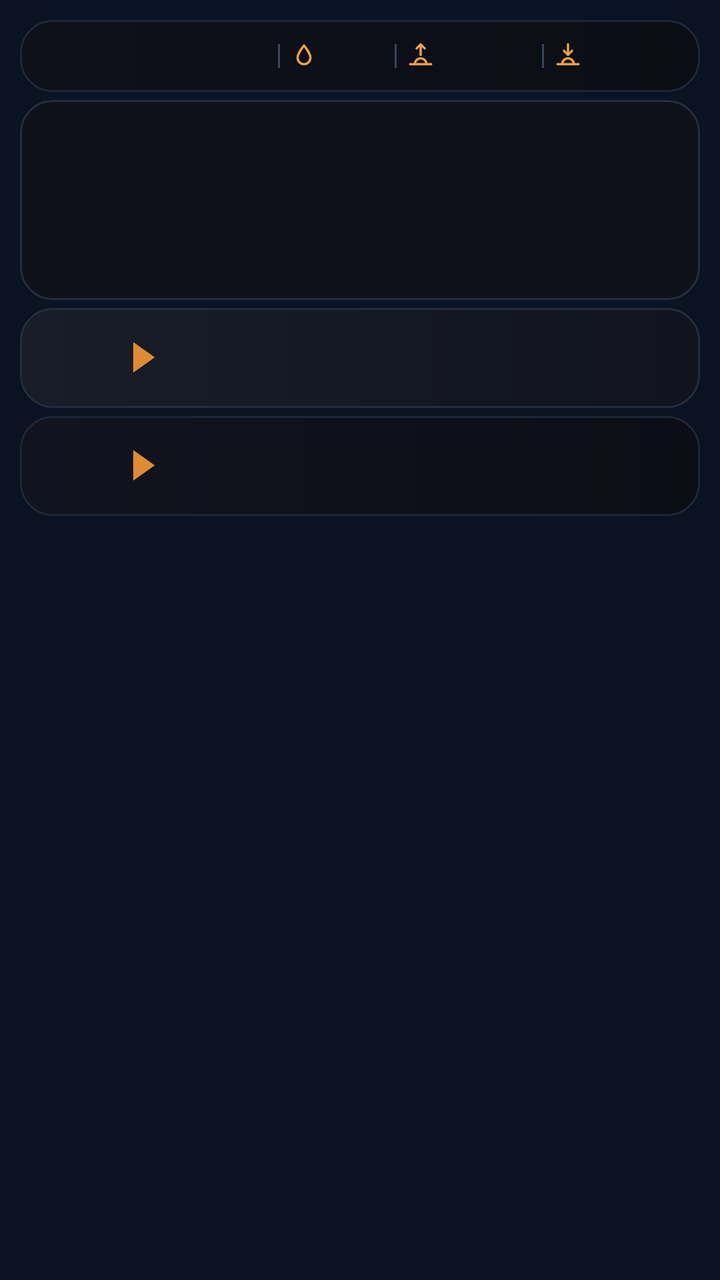
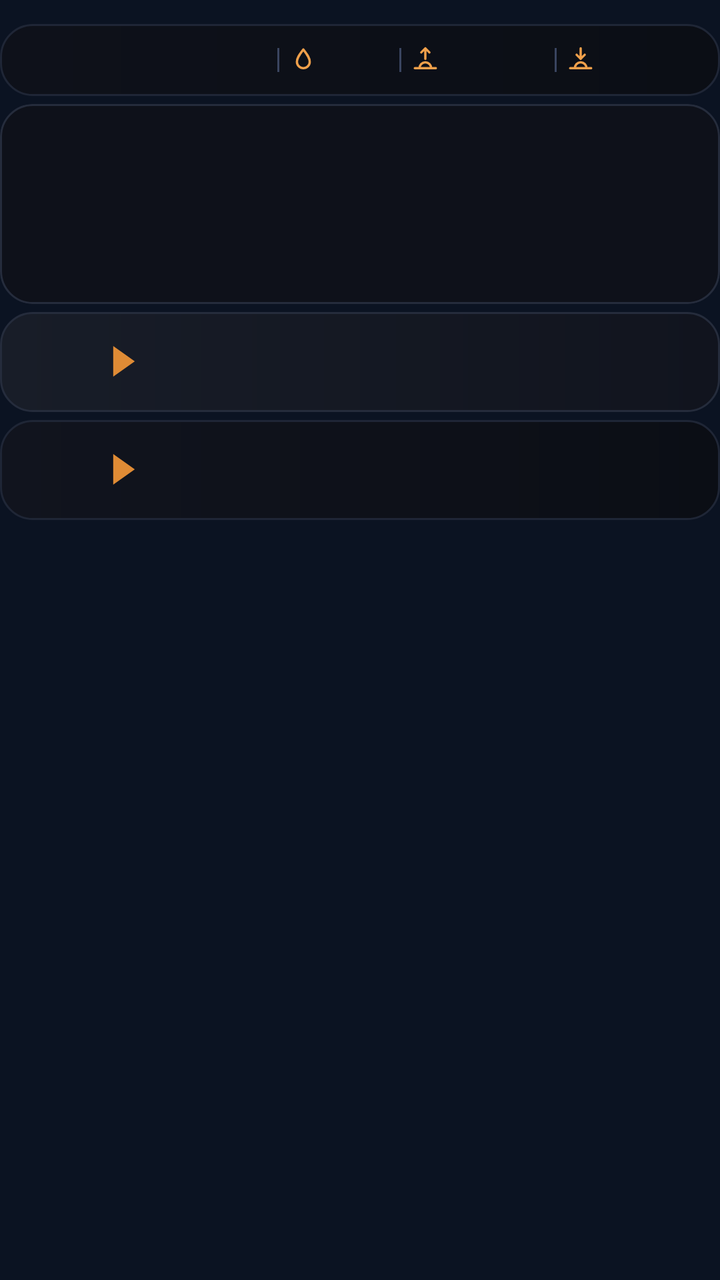

The first picture is an Android layout as it rendered before a commit; the second is the same layout after the commit. The layout source and the unified diff follow.
<!-- AndroidManifest.xml: application theme AppTheme -->
<!-- res/layout/widget_k2.xml -->
<?xml version="1.0" encoding="utf-8"?>
<FrameLayout xmlns:android="http://schemas.android.com/apk/res/android"
    android:id="@+id/root"
    android:layout_width="match_parent"
    android:layout_height="match_parent"
    android:padding="10dp">

    <LinearLayout
        android:layout_width="match_parent"
        android:layout_height="wrap_content"
        android:orientation="vertical">
        <LinearLayout
            android:layout_width="match_parent"
            android:layout_height="36dp"
            android:orientation="horizontal"
            android:gravity="center"
            android:background="@drawable/cur_header"
            android:paddingStart="10dp"
            android:paddingEnd="10dp">
            <ImageView
                android:id="@+id/hdr_feels"
                android:layout_width="0dp"
                android:layout_height="18dp"
                android:layout_weight="15"
                android:scaleType="fitCenter" />
            <ImageView
                android:id="@+id/sep0"
                android:layout_width="1dp"
                android:layout_height="12dp"
                android:src="@drawable/cur_sep"
                android:layout_marginStart="5dp"
                android:layout_marginEnd="5dp"
                android:scaleType="fitXY" />
            <ImageView
                android:id="@+id/ic0"
                android:layout_width="14dp"
                android:layout_height="14dp"
                android:src="@drawable/ic_drop"
                android:scaleType="fitCenter" />
            <ImageView
                android:id="@+id/hdr_hum"
                android:layout_width="0dp"
                android:layout_height="18dp"
                android:layout_weight="4"
                android:layout_marginStart="3dp"
                android:scaleType="fitStart" />
            <ImageView
                android:id="@+id/sep1"
                android:layout_width="1dp"
                android:layout_height="12dp"
                android:src="@drawable/cur_sep"
                android:layout_marginStart="5dp"
                android:layout_marginEnd="5dp"
                android:scaleType="fitXY" />
            <ImageView
                android:id="@+id/ic1"
                android:layout_width="14dp"
                android:layout_height="14dp"
                android:src="@drawable/ic_sunrise"
                android:scaleType="fitCenter" />
            <ImageView
                android:id="@+id/hdr_rise"
                android:layout_width="0dp"
                android:layout_height="18dp"
                android:layout_weight="6"
                android:layout_marginStart="3dp"
                android:scaleType="fitStart" />
            <ImageView
                android:id="@+id/sep2"
                android:layout_width="1dp"
                android:layout_height="12dp"
                android:src="@drawable/cur_sep"
                android:layout_marginStart="5dp"
                android:layout_marginEnd="5dp"
                android:scaleType="fitXY" />
            <ImageView
                android:id="@+id/ic2"
                android:layout_width="14dp"
                android:layout_height="14dp"
                android:src="@drawable/ic_sunset"
                android:scaleType="fitCenter" />
            <ImageView
                android:id="@+id/hdr_set"
                android:layout_width="0dp"
                android:layout_height="18dp"
                android:layout_weight="6"
                android:layout_marginStart="3dp"
                android:scaleType="fitStart" />
        </LinearLayout>
        <LinearLayout
            android:layout_width="match_parent"
            android:layout_height="100dp"
            android:orientation="horizontal"
            android:layout_marginTop="4dp"
            android:background="@drawable/cur_clocks"
            android:clipToOutline="true"
            android:padding="1dp">
            <FrameLayout
                android:layout_width="0dp"
                android:layout_height="match_parent"
                android:layout_weight="1">
                <ImageView
                    android:id="@+id/clk_bg_0"
                    android:layout_width="match_parent"
                    android:layout_height="match_parent"
                    android:scaleType="fitXY" />
                <LinearLayout
                    android:layout_width="match_parent"
                    android:layout_height="match_parent"
                    android:orientation="vertical"
                    android:gravity="center"
                    android:paddingStart="2dp"
                    android:paddingEnd="2dp">
                    <ImageView
                        android:id="@+id/clk_day_0"
                        android:layout_width="match_parent"
                        android:layout_height="16dp"
                        android:scaleType="fitCenter" />
                    <ImageView
                        android:id="@+id/clk_time_0"
                        android:layout_width="match_parent"
                        android:layout_height="30dp"
                        android:scaleType="fitCenter" />
                    <ImageView
                        android:id="@+id/clk_city_0"
                        android:layout_width="match_parent"
                        android:layout_height="17dp"
                        android:scaleType="fitCenter" />
                </LinearLayout>
            </FrameLayout>
            <FrameLayout
                android:layout_width="0dp"
                android:layout_height="match_parent"
                android:layout_weight="1">
                <ImageView
                    android:id="@+id/clk_bg_1"
                    android:layout_width="match_parent"
                    android:layout_height="match_parent"
                    android:scaleType="fitXY" />
                <LinearLayout
                    android:layout_width="match_parent"
                    android:layout_height="match_parent"
                    android:orientation="vertical"
                    android:gravity="center"
                    android:paddingStart="2dp"
                    android:paddingEnd="2dp">
                    <ImageView
                        android:id="@+id/clk_day_1"
                        android:layout_width="match_parent"
                        android:layout_height="16dp"
                        android:scaleType="fitCenter" />
                    <ImageView
                        android:id="@+id/clk_time_1"
                        android:layout_width="match_parent"
                        android:layout_height="30dp"
                        android:scaleType="fitCenter" />
                    <ImageView
                        android:id="@+id/clk_city_1"
                        android:layout_width="match_parent"
                        android:layout_height="17dp"
                        android:scaleType="fitCenter" />
                </LinearLayout>
            </FrameLayout>
            <FrameLayout
                android:layout_width="0dp"
                android:layout_height="match_parent"
                android:layout_weight="1">
                <ImageView
                    android:id="@+id/clk_bg_2"
                    android:layout_width="match_parent"
                    android:layout_height="match_parent"
                    android:scaleType="fitXY" />
                <LinearLayout
                    android:layout_width="match_parent"
                    android:layout_height="match_parent"
                    android:orientation="vertical"
                    android:gravity="center"
                    android:paddingStart="2dp"
                    android:paddingEnd="2dp">
                    <ImageView
                        android:id="@+id/clk_day_2"
                        android:layout_width="match_parent"
                        android:layout_height="16dp"
                        android:scaleType="fitCenter" />
                    <ImageView
                        android:id="@+id/clk_time_2"
                        android:layout_width="match_parent"
                        android:layout_height="30dp"
                        android:scaleType="fitCenter" />
                    <ImageView
                        android:id="@+id/clk_city_2"
                        android:layout_width="match_parent"
                        android:layout_height="17dp"
                        android:scaleType="fitCenter" />
                </LinearLayout>
            </FrameLayout>
            <FrameLayout
                android:layout_width="0dp"
                android:layout_height="match_parent"
                android:layout_weight="1">
                <ImageView
                    android:id="@+id/clk_bg_3"
                    android:layout_width="match_parent"
                    android:layout_height="match_parent"
                    android:scaleType="fitXY" />
                <LinearLayout
                    android:layout_width="match_parent"
                    android:layout_height="match_parent"
                    android:orientation="vertical"
                    android:gravity="center"
                    android:paddingStart="2dp"
                    android:paddingEnd="2dp">
                    <ImageView
                        android:id="@+id/clk_day_3"
                        android:layout_width="match_parent"
                        android:layout_height="16dp"
                        android:scaleType="fitCenter" />
                    <ImageView
                        android:id="@+id/clk_time_3"
                        android:layout_width="match_parent"
                        android:layout_height="30dp"
                        android:scaleType="fitCenter" />
                    <ImageView
                        android:id="@+id/clk_city_3"
                        android:layout_width="match_parent"
                        android:layout_height="17dp"
                        android:scaleType="fitCenter" />
                </LinearLayout>
            </FrameLayout>
        </LinearLayout>
        <LinearLayout
            android:layout_width="match_parent"
            android:layout_height="50dp"
            android:orientation="horizontal"
            android:gravity="center_vertical"
            android:layout_marginTop="4dp"
            android:background="@drawable/cur_row_light"
            android:paddingStart="10dp"
            android:paddingEnd="10dp">
            <LinearLayout
                android:layout_width="wrap_content"
                android:layout_height="wrap_content"
                android:orientation="horizontal"
                android:gravity="center_vertical">
                <ImageView
                    android:id="@+id/fl_a_0"
                    android:layout_width="32dp"
                    android:layout_height="27dp"
                    android:scaleType="fitCenter" />
                <ImageView
                    android:id="@+id/code_a_0"
                    android:layout_width="wrap_content"
                    android:layout_height="22dp"
                    android:adjustViewBounds="true"
                    android:layout_marginStart="6dp"
                    android:scaleType="fitStart" />
                <ImageView
                    android:id="@+id/arrow_0"
                    android:layout_width="12dp"
                    android:layout_height="16dp"
                    android:src="@drawable/cur_arrow"
                    android:layout_marginStart="8dp"
                    android:layout_marginEnd="10dp"
                    android:scaleType="fitCenter" />
                <ImageView
                    android:id="@+id/fl_b_0"
                    android:layout_width="32dp"
                    android:layout_height="27dp"
                    android:scaleType="fitCenter" />
                <ImageView
                    android:id="@+id/code_b_0"
                    android:layout_width="wrap_content"
                    android:layout_height="22dp"
                    android:adjustViewBounds="true"
                    android:layout_marginStart="6dp"
                    android:scaleType="fitStart" />
            </LinearLayout>
            <FrameLayout
                android:layout_width="0dp"
                android:layout_height="1dp"
                android:layout_weight="1" />
            <LinearLayout
                android:layout_width="108dp"
                android:layout_height="wrap_content"
                android:orientation="vertical"
                android:layout_marginStart="6dp">
                <LinearLayout
                    android:layout_width="match_parent"
                    android:layout_height="wrap_content"
                    android:orientation="horizontal"
                    android:gravity="center_vertical">
                    <ImageView
                        android:id="@+id/mkt_lbl_0"
                        android:layout_width="40dp"
                        android:layout_height="14dp"
                        android:scaleType="fitStart" />
                    <ImageView
                        android:id="@+id/mkt_val_0"
                        android:layout_width="0dp"
                        android:layout_height="20dp"
                        android:layout_weight="1"
                        android:scaleType="fitEnd" />
                </LinearLayout>
                <LinearLayout
                    android:layout_width="match_parent"
                    android:layout_height="wrap_content"
                    android:orientation="horizontal"
                    android:gravity="center_vertical"
                    android:layout_marginTop="2dp">
                    <ImageView
                        android:id="@+id/visa_logo_0"
                        android:layout_width="40dp"
                        android:layout_height="20dp"
                        android:scaleType="fitStart" />
                    <ImageView
                        android:id="@+id/visa_val_0"
                        android:layout_width="0dp"
                        android:layout_height="17dp"
                        android:layout_weight="1"
                        android:scaleType="fitEnd" />
                </LinearLayout>
            </LinearLayout>
        </LinearLayout>
        <LinearLayout
            android:layout_width="match_parent"
            android:layout_height="50dp"
            android:orientation="horizontal"
            android:gravity="center_vertical"
            android:layout_marginTop="4dp"
            android:background="@drawable/cur_row_dark"
            android:paddingStart="10dp"
            android:paddingEnd="10dp">
            <LinearLayout
                android:layout_width="wrap_content"
                android:layout_height="wrap_content"
                android:orientation="horizontal"
                android:gravity="center_vertical">
                <ImageView
                    android:id="@+id/fl_a_1"
                    android:layout_width="32dp"
                    android:layout_height="27dp"
                    android:scaleType="fitCenter" />
                <ImageView
                    android:id="@+id/code_a_1"
                    android:layout_width="wrap_content"
                    android:layout_height="22dp"
                    android:adjustViewBounds="true"
                    android:layout_marginStart="6dp"
                    android:scaleType="fitStart" />
                <ImageView
                    android:id="@+id/arrow_1"
                    android:layout_width="12dp"
                    android:layout_height="16dp"
                    android:src="@drawable/cur_arrow"
                    android:layout_marginStart="8dp"
                    android:layout_marginEnd="10dp"
                    android:scaleType="fitCenter" />
                <ImageView
                    android:id="@+id/fl_b_1"
                    android:layout_width="32dp"
                    android:layout_height="27dp"
                    android:scaleType="fitCenter" />
                <ImageView
                    android:id="@+id/code_b_1"
                    android:layout_width="wrap_content"
                    android:layout_height="22dp"
                    android:adjustViewBounds="true"
                    android:layout_marginStart="6dp"
                    android:scaleType="fitStart" />
            </LinearLayout>
            <FrameLayout
                android:layout_width="0dp"
                android:layout_height="1dp"
                android:layout_weight="1" />
            <LinearLayout
                android:layout_width="108dp"
                android:layout_height="wrap_content"
                android:orientation="vertical"
                android:layout_marginStart="6dp">
                <LinearLayout
                    android:layout_width="match_parent"
                    android:layout_height="wrap_content"
                    android:orientation="horizontal"
                    android:gravity="center_vertical">
                    <ImageView
                        android:id="@+id/mkt_lbl_1"
                        android:layout_width="40dp"
                        android:layout_height="14dp"
                        android:scaleType="fitStart" />
                    <ImageView
                        android:id="@+id/mkt_val_1"
                        android:layout_width="0dp"
                        android:layout_height="20dp"
                        android:layout_weight="1"
                        android:scaleType="fitEnd" />
                </LinearLayout>
                <LinearLayout
                    android:layout_width="match_parent"
                    android:layout_height="wrap_content"
                    android:orientation="horizontal"
                    android:gravity="center_vertical"
                    android:layout_marginTop="2dp">
                    <ImageView
                        android:id="@+id/visa_logo_1"
                        android:layout_width="40dp"
                        android:layout_height="20dp"
                        android:scaleType="fitStart" />
                    <ImageView
                        android:id="@+id/visa_val_1"
                        android:layout_width="0dp"
                        android:layout_height="17dp"
                        android:layout_weight="1"
                        android:scaleType="fitEnd" />
                </LinearLayout>
            </LinearLayout>
        </LinearLayout>
    </LinearLayout>
</FrameLayout>
<!-- resources referenced by this layout -->
<resources>
  <!-- drawable cur_arrow (drawable) -->
  <?xml version="1.0" encoding="utf-8"?>
  <vector xmlns:android="http://schemas.android.com/apk/res/android" android:width="20dp" android:height="26dp" android:viewportWidth="20" android:viewportHeight="26">
      <path android:fillColor="#FFDF8B35" android:pathData="M1,0L1,26L19,13Z" />
  </vector>
  <!-- drawable cur_clocks (drawable) -->
  <?xml version="1.0" encoding="utf-8"?>
  <shape xmlns:android="http://schemas.android.com/apk/res/android" android:shape="rectangle">
      <gradient android:angle="0" android:startColor="#FF0E111A" android:endColor="#FF0E111A" />
      <stroke android:width="1dp" android:color="#FF252C3C" />
      <corners android:radius="@dimen/widget_radius" />
  </shape>
  <!-- drawable cur_header (drawable) -->
  <?xml version="1.0" encoding="utf-8"?>
  <shape xmlns:android="http://schemas.android.com/apk/res/android" android:shape="rectangle">
      <gradient android:angle="0" android:startColor="#FF0E111A" android:endColor="#FF0B0E15" />
      <stroke android:width="1dp" android:color="#FF1F2636" />
      <corners android:radius="@dimen/widget_radius" />
  </shape>
  <!-- drawable cur_row_dark (drawable) -->
  <?xml version="1.0" encoding="utf-8"?>
  <shape xmlns:android="http://schemas.android.com/apk/res/android" android:shape="rectangle">
      <gradient android:angle="0" android:startColor="#FF11141E" android:endColor="#FF0B0E15" />
      <stroke android:width="1dp" android:color="#FF1F2636" />
      <corners android:radius="@dimen/widget_radius" />
  </shape>
  <!-- drawable cur_row_light (drawable) -->
  <?xml version="1.0" encoding="utf-8"?>
  <shape xmlns:android="http://schemas.android.com/apk/res/android" android:shape="rectangle">
      <gradient android:angle="0" android:startColor="#FF181D28" android:endColor="#FF11141E" />
      <stroke android:width="1dp" android:color="#FF252C3C" />
      <corners android:radius="@dimen/widget_radius" />
  </shape>
  <!-- drawable cur_sep (drawable) -->
  <?xml version="1.0" encoding="utf-8"?>
  <shape xmlns:android="http://schemas.android.com/apk/res/android" android:shape="rectangle"><solid android:color="#FF3A4560" /></shape>
  <!-- drawable ic_drop (drawable) -->
  <?xml version="1.0" encoding="utf-8"?>
  <vector xmlns:android="http://schemas.android.com/apk/res/android" android:width="24dp" android:height="24dp" android:viewportWidth="24" android:viewportHeight="24">
      <path android:strokeColor="#FFF0A04B" android:strokeWidth="2" android:strokeLineJoin="round" android:fillColor="#00000000"
          android:pathData="M12,3C15,7 17.5,10 17.5,13.5A5.5,5.5 0,0 1,6.5 13.5C6.5,10 9,7 12,3Z" />
  </vector>
  <!-- drawable ic_sunset (drawable) -->
  <?xml version="1.0" encoding="utf-8"?>
  <vector xmlns:android="http://schemas.android.com/apk/res/android" android:width="24dp" android:height="24dp" android:viewportWidth="24" android:viewportHeight="24">
      <path android:strokeColor="#FFF0A04B" android:strokeWidth="2" android:strokeLineCap="round" android:strokeLineJoin="round" android:fillColor="#00000000"
          android:pathData="M3,19L21,19M7,19A5,5 0,0 1,17 19M12,2L12,11M8.5,7.5L12,11L15.5,7.5" />
  </vector>
  <style name="AppTheme" parent="@android:style/Theme.DeviceDefault.NoActionBar">
          <item name="android:colorAccent">#DF8B35</item>
          <item name="android:colorControlActivated">#DF8B35</item>
          <item name="android:windowBackground">#0B1322</item>
          <item name="android:statusBarColor">#0E111A</item>
          <item name="android:navigationBarColor">#0B1322</item>
          <item name="android:textColorHint">#718096</item>
      </style>
  <dimen name="widget_radius">16dp</dimen>
  <!-- unchanged entries left out for length: 1 -->
</resources>

<!-- the commit's change to res/layout/widget_k2.xml (unified diff, before → after) -->
@@ -3,7 +3,8 @@
     android:id="@+id/root"
     android:layout_width="match_parent"
     android:layout_height="match_parent"
-    android:padding="10dp">
+    android:paddingTop="12dp"
+    android:paddingBottom="12dp">
 
     <LinearLayout
         android:layout_width="match_parent"
